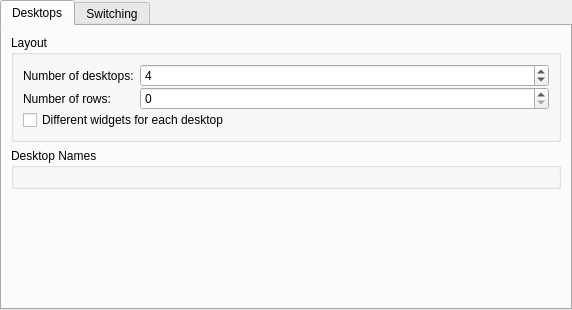
The window that kcmkwin/kwindesktop/main.ui (KDE/kwin) describes before a commit, drawn with Qt 5.
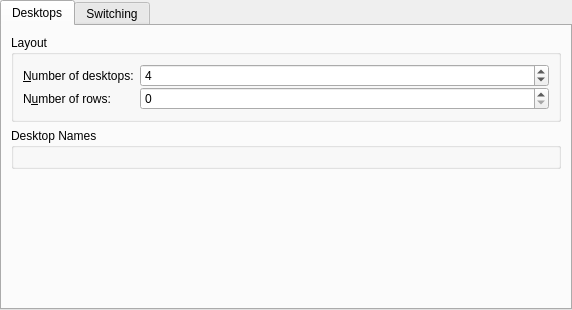
The same window after the commit. Custom widgets are drawn as their Qt base class.

Commit message: we don't have different widgets for vd anymore

What changed in the file:
```diff
--- a/kcmkwin/kwindesktop/main.ui
+++ b/kcmkwin/kwindesktop/main.ui
@@ -51,7 +51,7 @@
              <string>Here you can set how many virtual desktops you want on your KDE desktop.</string>
             </property>
             <property name="text">
-             <string>Number of desktops:</string>
+             <string>&amp;Number of desktops:</string>
             </property>
             <property name="buddy">
              <cstring>numberSpinBox</cstring>
@@ -80,7 +80,7 @@
              <bool>true</bool>
             </property>
             <property name="text">
-             <string>Number of rows:</string>
+             <string>N&amp;umber of rows:</string>
             </property>
             <property name="buddy">
              <cstring>rowsSpinBox</cstring>
@@ -94,13 +94,6 @@
             </property>
            </widget>
           </item>
-          <item row="2" column="0" colspan="2">
-           <widget class="QCheckBox" name="activityCheckBox">
-            <property name="text">
-             <string>Different widgets for each desktop</string>
-            </property>
-           </widget>
-          </item>
          </layout>
         </widget>
        </item>
```
The commit also changes 1 other file.
